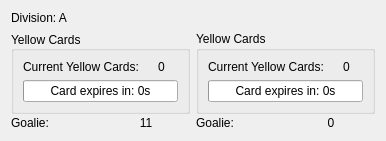
Above: src/ra/refereeinfowidget.ui from robotics-erlangen/framework before the change. Below: the same form after it.
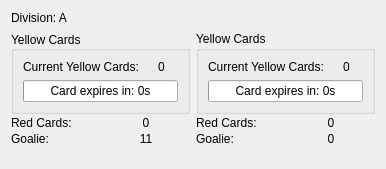
That is the form after the change.

Commit message: ra: refereeinfowidget: show red card information

Diff of the .ui file:
```diff
--- a/src/ra/refereeinfowidget.ui
+++ b/src/ra/refereeinfowidget.ui
@@ -7,7 +7,7 @@
     <x>0</x>
     <y>0</y>
     <width>386</width>
-    <height>132</height>
+    <height>169</height>
    </rect>
   </property>
   <property name="windowTitle">
@@ -98,6 +98,27 @@
          </layout>
         </widget>
        </item>
+       <item>
+        <layout class="QHBoxLayout" name="horizontalLayout_2">
+         <item>
+          <widget class="QLabel" name="redCardTextLabelYellow">
+           <property name="text">
+            <string>Red Cards:</string>
+           </property>
+          </widget>
+         </item>
+         <item>
+          <widget class="QLabel" name="redCardCountYellow">
+           <property name="text">
+            <string>0</string>
+           </property>
+           <property name="alignment">
+            <set>Qt::AlignCenter</set>
+           </property>
+          </widget>
+         </item>
+        </layout>
+       </item>
        <item>
         <layout class="QHBoxLayout" name="keeperIdDisplayYellow">
          <item>
@@ -196,6 +217,27 @@
          </layout>
         </widget>
        </item>
+       <item>
+        <layout class="QHBoxLayout" name="horizontalLayout_3">
+         <item>
+          <widget class="QLabel" name="redCardTextLabelBlue">
+           <property name="text">
+            <string>Red Cards:</string>
+           </property>
+          </widget>
+         </item>
+         <item>
+          <widget class="QLabel" name="redCardCountBlue">
+           <property name="text">
+            <string>0</string>
+           </property>
+           <property name="alignment">
+            <set>Qt::AlignCenter</set>
+           </property>
+          </widget>
+         </item>
+        </layout>
+       </item>
        <item>
         <layout class="QHBoxLayout" name="keeperIdDisplayBlue">
          <item>
```
The commit also changes 2 other files.
